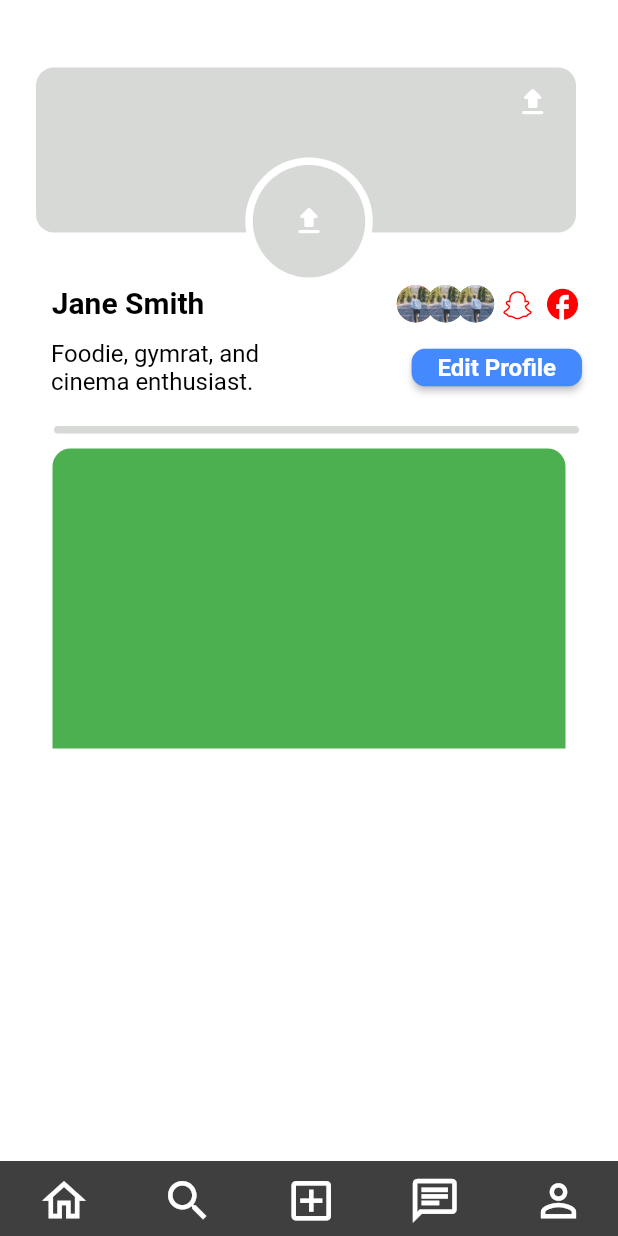
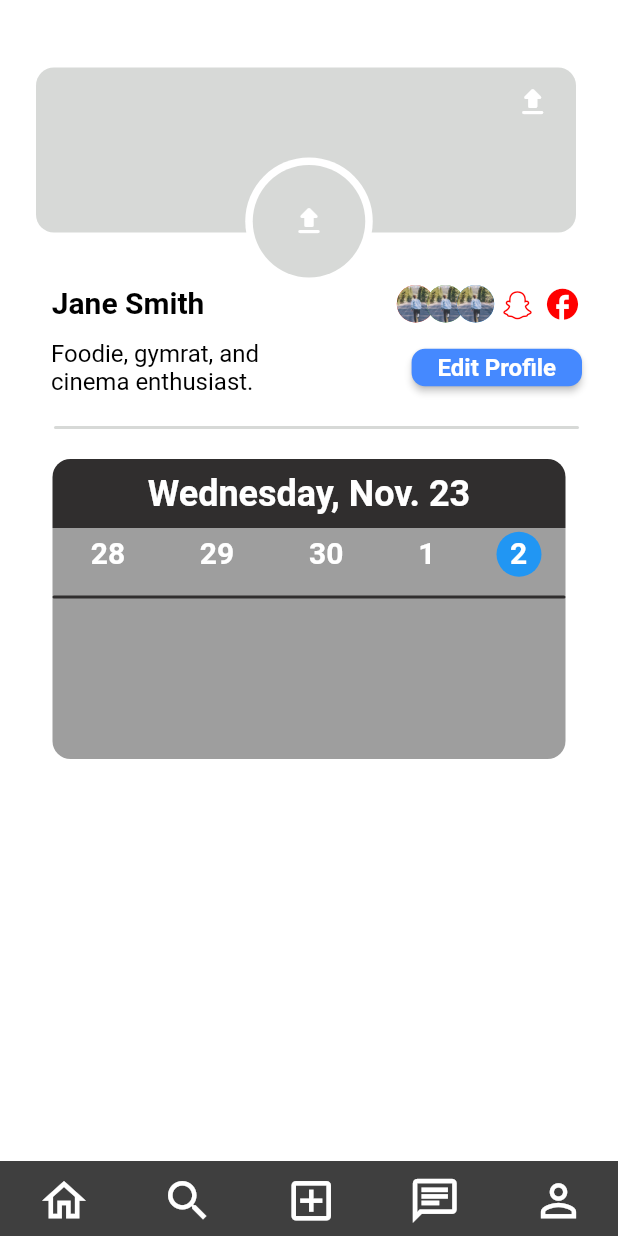
Before and after one commit to vandr033/Converge, a Flutter app: the screen it shows after launch, item 5 of the bottom bar chosen, on a phone screen of 412 x 824 dp. Run offline on Flutter 3.47's test engine with Material 2 defaults, Android fonts, the phone set to English and light mode, and no system bars; drawn by our look-alikes of sliding_up_panel; our stand-ins replace cloud_firestore, equatable, faker, firebase_auth, firebase_core, flutter_datetime_picker and 3 more; missing offline and left inert: dart:ffi; accounts and stored records are empty; Roboto replaces fonts that are missing (Nunito).

Commit message:
added calender

```diff
--- a/lib/event_screen.dart
+++ b/lib/event_screen.dart
@@ -1,10 +1,12 @@
 // ignore_for_file: prefer_const_constructors
 
 import 'dart:io';
+
 
 import 'package:flutter/cupertino.dart';
 import 'package:flutter_application/HomePage.dart';
 import 'package:flutter_application/community_screen.dart';
+import 'package:flutter_datetime_picker/flutter_datetime_picker.dart';
 import 'package:intl/intl.dart';
 import 'package:flutter/material.dart';
 import 'package:flutter/services.dart';
@@ -354,6 +356,7 @@ class _PanelWidgetState extends State<PanelWidget> {
     }
   }
 
+
   void eventStartDatePicker(ctx) {
     // showCupertinoModalPopup is a built-in function of the cupertino library
     showCupertinoModalPopup(
@@ -2027,6 +2030,38 @@ class ProfileScreenState extends State<ProfileScreen> {
   File? image1;
   File? image2;
 
+  void profileDatePicker(ctx) {
+      // showCupertinoModalPopup is a built-in function of the cupertino library
+      showCupertinoModalPopup(
+          context: ctx,
+          builder: (_) => Container(
+                height: 500,
+                color: const Color.fromARGB(255, 255, 255, 255),
+                child: Column(
+                  children: [
+                    SizedBox(
+                      height: 400,
+                      child: CupertinoDatePicker(
+                          initialDateTime: DateTime.now(),
+                          mode: CupertinoDatePickerMode.date,
+                          onDateTimeChanged: (val) {
+                            setState(() {
+                              startDate = val;
+                            });
+                          }),
+                    ),
+                    // Close the modal
+                    CupertinoButton(
+                      child: const Text('OK'),
+                      onPressed: () => {
+                        Navigator.of(ctx, rootNavigator: true).pop(ctx),
+                      },
+                    )
+                  ],
+                ),
+              ));
+    }
+
   var dropdownValue;
 
   Future pickImage1() async {
@@ -2072,6 +2107,7 @@ class ProfileScreenState extends State<ProfileScreen> {
               SizedBox(
                 height: 45,
               ),
+
               Stack(
                 children: [
                   //Profile Banner Image Picker
@@ -2313,37 +2349,144 @@ class ProfileScreenState extends State<ProfileScreen> {
                   SizedBox(
                     width: 10,
                   ),
-
                   Container(
                     width: 350,
-                    height: 5,
+                    height: 2,
                     decoration: BoxDecoration(
                         color: Color(0xffD7D9D7),
                         borderRadius: BorderRadius.circular(20)),
-                  )
+                  ),
                 ],
               ),
 
               SizedBox(
-                height: 10,
+                height: 20,
               ),
 
               Container(
-                height: 200,
+                height: 46,
                 width: 342,
-                decoration: BoxDecoration(
-                  borderRadius: BorderRadius.only(
-                        topRight: Radius.circular(12),
-                        topLeft: Radius.circular(12),),
-                  color: Colors.green,
+                child: ElevatedButton(
+                  onPressed: () => profileDatePicker(this.context),
+                  style: ElevatedButton.styleFrom(
+                    elevation: 0,
+                    backgroundColor: Color.fromARGB(255, 48, 46, 46),
+                    foregroundColor: Colors.white,
+                    padding: EdgeInsets.zero,
+                    shape: RoundedRectangleBorder(
+                        borderRadius: BorderRadius.only(topRight: Radius.circular(12),
+                     topLeft: Radius.circular(12),
+                     ),
+                     ),
+                  ),
+                  child: Text(
+                    startDate != null
+                        ? DateFormat.EEEE().format(startDate) + ', ' + DateFormat.MMM().format(startDate)+ '. ' + DateFormat.d().format(startDate)
+                        : 'No Date!',
+                    style: TextStyle(
+                      fontSize: 24,
+                      fontWeight: FontWeight.bold,
+                    ),
+                    softWrap: false,
+                  ),
+
                 ),
-              )
-
-
-
-
-            ],
+
+              ),
+
+              Stack(
+                children: [
+
+                  Positioned(
+                    child: Container(
+                      //alignment: Alignment.center,
+                      height: 154,
+                      width: 342,
+                      decoration: BoxDecoration(
+                        color: Colors.grey,
+                        borderRadius: BorderRadius.only(
+                          bottomLeft: Radius.circular(12),
+                          bottomRight: Radius.circular(12),
+                        ),
+                      ),
+                    ),
+                  ),
+                  Positioned(
+                    child: Container(
+                      padding: EdgeInsets.fromLTRB(296, 2.5, 0, 0),
+                      child: Container(
+                        height: 30,
+                        width: 30,
+                        decoration: BoxDecoration(
+                          color: Colors.blue,
+                          shape: BoxShape.circle,
+                        ),
+                      ),
+                    ),
+                  ),
+                  Positioned(
+                    child: Container(
+                      padding: EdgeInsets.fromLTRB(0, 5, 0, 0),
+                      height: 154,
+                      width: 342,
+                      child: Text(
+                        textAlign: TextAlign.center,
+                        '28          29          30          1          2',
+                        style: TextStyle(
+                          fontSize: 20,
+                          fontWeight: FontWeight.bold,
+                          color: Colors.white,
+                        ),
+                        softWrap: false,
+                      ),
+                    ),
+                  ),
+                  //line
+                  Positioned(
+                    top: 45,
+                    child: Container(
+                      width: 342,
+                      height: 2,
+                      decoration: BoxDecoration(
+                          color: Color.fromARGB(255, 48, 46, 46),
+                          borderRadius: BorderRadius.circular(20),),
+                    ),
+                  ),
+
+                  //blue boxes start
+                  // Positioned(
+                  //   child: Container(
+                  //     //alignment: Alignment.center,
+                  //     padding: EdgeInsets.fromLTRB(0, 0, 0, 0),
+                  //     child: Container(
+                  //       height: 46,
+                  //       width: 300,
+                  //       decoration: BoxDecoration(
+                  //         color: Colors.blue,
+                  //         borderRadius: BorderRadius.circular(12),),
+                  //       ),
+                  //     ),
+                  //   ),
+
+                  // Positioned(
+                  //    child: Container(
+                  //     //alignment: Alignment.center,
+                  //     padding: EdgeInsets.fromLTRB(0, 0, 0, 0),
+                  //     child: Container(
+                  //       height: 46,
+                  //       width: 300,
+                  //       decoration: BoxDecoration(
+                  //         color: Colors.blue,
+                  //         borderRadius: BorderRadius.circular(12),),
+                  //       ),
+                  //     ),
+                  //   ),
+
+                ],
+                  ),
+                ],
           ),
-        ));
+        ),
+    );
+      }
   }
-}
--- a/pubspec.yaml
+++ b/pubspec.yaml
@@ -29,12 +29,14 @@ environment:
 # the latest version available on pub.dev. To see which dependencies have newer
 # versions available, run `flutter pub outdated`.
 dependencies:
+
   auth_service:
     path: packages/auth_service
   equatable: ^2.0.0
 
   flutter:
     sdk: flutter
+
 
   sliding_up_panel: ^2.0.0+1
 
```
